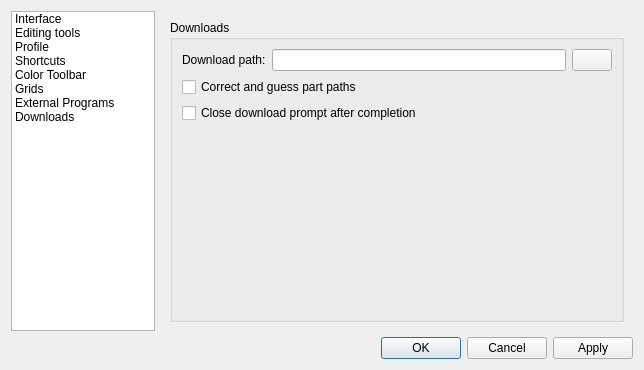
Before: the Qt Designer form ui/config.ui in Symbian9/ldforge, drawn with Qt 5.
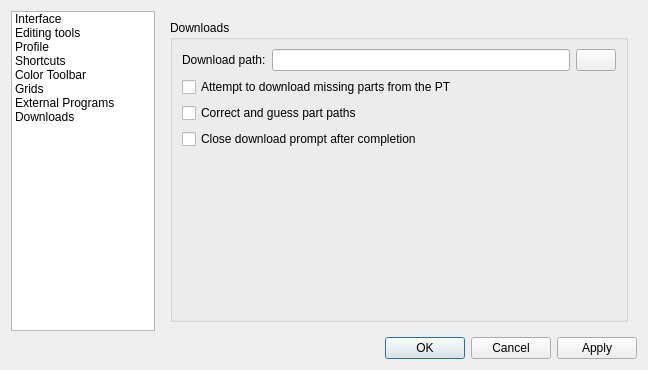
After: the same form once the commit is applied. The open tabs and pages were chosen to show the change. Icons and pictures are not drawn.

Commit message: - improved part downloader: now asks for the path instead of just directing the user to settings. auto-fix download now configurable and opt-in

Diff of the .ui file:
```diff
--- a/ui/config.ui
+++ b/ui/config.ui
@@ -6,7 +6,7 @@
    <rect>
     <x>0</x>
     <y>0</y>
-    <width>644</width>
+    <width>648</width>
     <height>370</height>
    </rect>
   </property>
@@ -994,6 +994,13 @@
               </item>
              </layout>
             </item>
+            <item>
+             <widget class="QCheckBox" name="configTryDownloadMissingFiles">
+              <property name="text">
+               <string>Attempt to download missing parts from the PT</string>
+              </property>
+             </widget>
+            </item>
             <item>
              <widget class="QCheckBox" name="configGuessDownloadPaths">
               <property name="whatsThis">
```
The commit also changes 5 other files.
